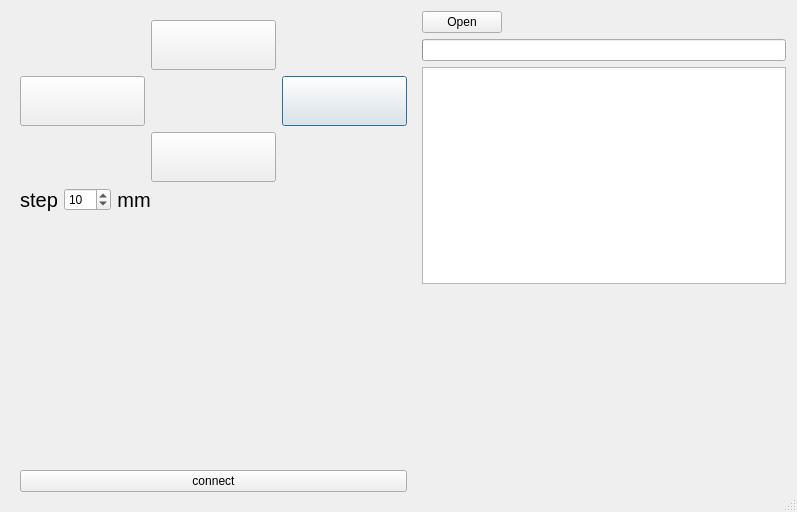
Above: core/vrep/vrep_setting.ui from kmolLin/Pyquino before the change. Below: the same form after it.
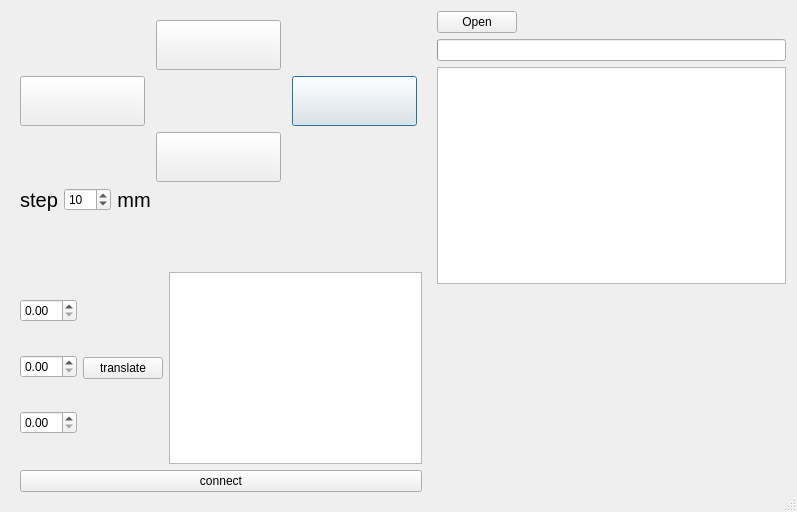
That is the form after the change. Icons and pictures are not drawn.

Commit message: update vrep and dynamic

```diff
--- a/core/vrep/vrep_setting.ui
+++ b/core/vrep/vrep_setting.ui
@@ -284,6 +284,33 @@
         </property>
        </spacer>
       </item>
+      <item>
+       <layout class="QHBoxLayout" name="horizontalLayout_4">
+        <item>
+         <layout class="QVBoxLayout" name="verticalLayout">
+          <item>
+           <widget class="QDoubleSpinBox" name="tx"/>
+          </item>
+          <item>
+           <widget class="QDoubleSpinBox" name="ty"/>
+          </item>
+          <item>
+           <widget class="QDoubleSpinBox" name="tz"/>
+          </item>
+         </layout>
+        </item>
+        <item>
+         <widget class="QPushButton" name="translate">
+          <property name="text">
+           <string>translate</string>
+          </property>
+         </widget>
+        </item>
+        <item>
+         <widget class="QListWidget" name="translateShow"/>
+        </item>
+       </layout>
+      </item>
       <item>
        <widget class="QPushButton" name="unlockMachine">
         <property name="text">
```
The commit also changes 10 other files.
